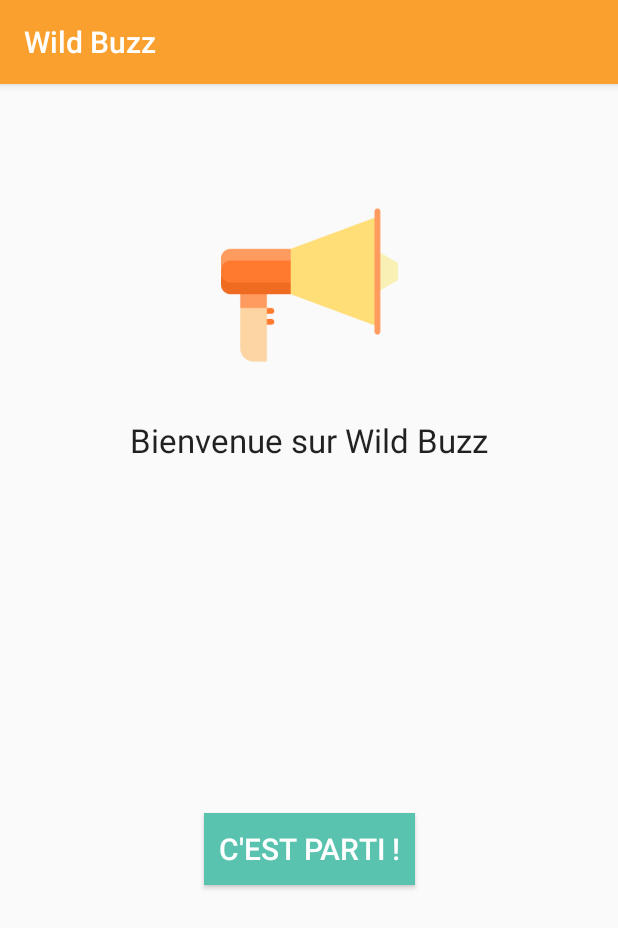
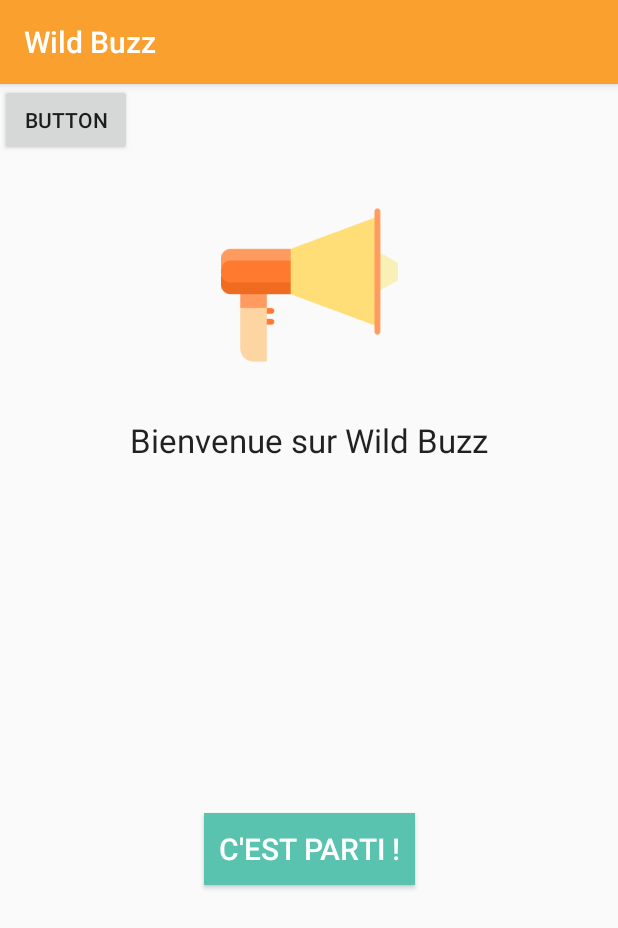
Before and after one commit to matmatmat777/Wild-Buzz, an Android app: the screen it shows after launch (MainActivity), on a phone screen of 412 x 824 dp. Shown: the top 928 px of the screen. Run offline under Robolectric (Android 15) with nearby library versions, the phone set to English and light mode, and no system bars; our stand-ins replace Firebase (no records; nobody signed in at launch, a user with empty details on screens opened directly).

Commit message:
first commit

```diff
--- a/app/src/main/res/layout/activity_main.xml
+++ b/app/src/main/res/layout/activity_main.xml
@@ -61,4 +61,12 @@
         android:layout_marginBottom="8dp"
         app:layout_constraintVertical_bias="0.077" />
 
+    <Button
+        android:id="@+id/button2"
+        android:layout_width="wrap_content"
+        android:layout_height="wrap_content"
+        android:text="Button"
+        tools:layout_editor_absoluteX="41dp"
+        tools:layout_editor_absoluteY="394dp" />
+
 </android.support.constraint.ConstraintLayout>
```
